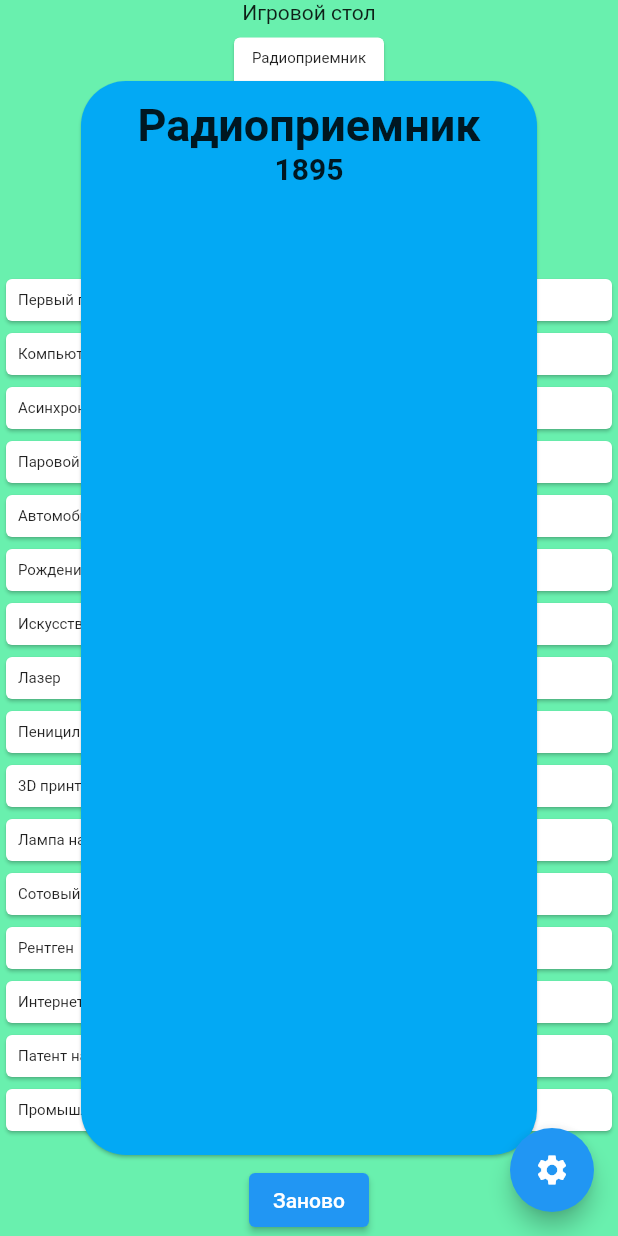
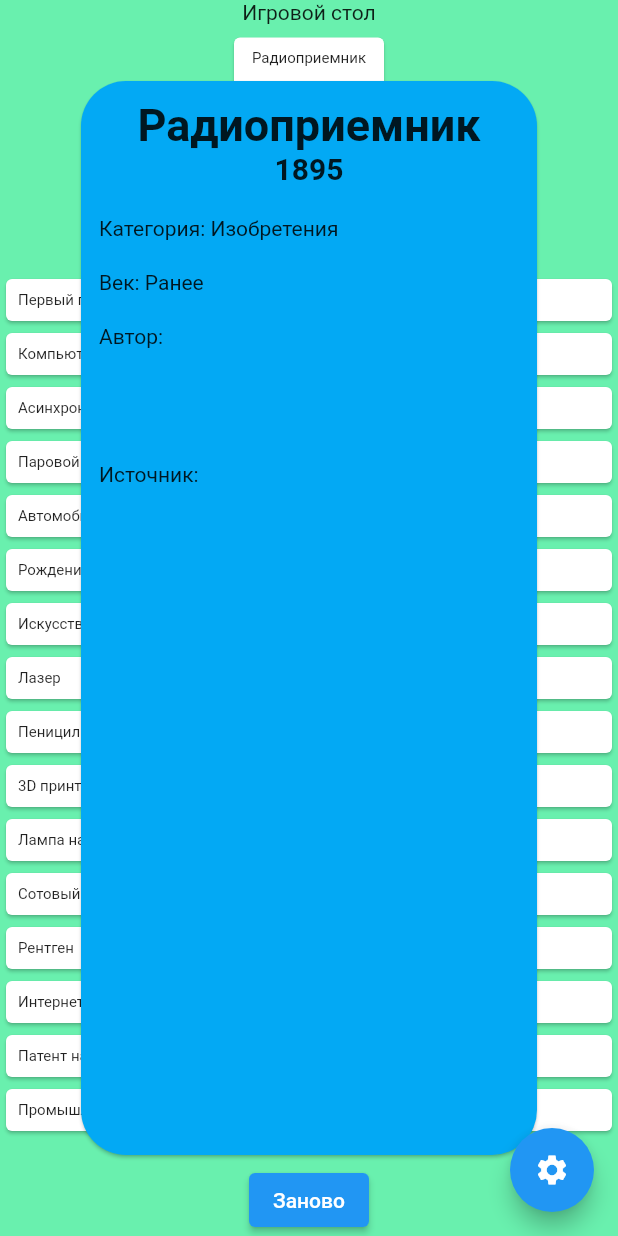
Before and after one commit to Emerald2014/timeline, a Flutter app: the screen it shows after launch, after a tap on "Радиоприемник", on a phone screen of 412 x 824 dp. Run offline on Flutter 3.47's test engine with Material 2 defaults, Android fonts, the phone set to English and light mode, and no system bars.

Commit message:
Дополнил информацию на карточке при открытии

```diff
--- a/lib/ui/widgets/card_screen.dart
+++ b/lib/ui/widgets/card_screen.dart
@@ -23,6 +23,45 @@ Widget openCard(BuildContext context, int index, List<GameCard> boardCardList) {
               Text(openCard.year.toString(),
                   textAlign: TextAlign.center,
                   style: TextStyle(fontSize: 20, fontWeight: FontWeight.bold)),
+              SizedBox(
+                height: 20,
+              ),
+              Row(
+                children: [Text("Категория: "), Text(openCard.category.name)],
+              ),
+              SizedBox(
+                height: 20,
+              ),
+              Row(
+                children: [Text("Век: "), Text(openCard.century.name)],
+              ),
+              SizedBox(
+                height: 20,
+              ),
+              Row(
+                children: [Text("Автор: "), Text(openCard.author)],
+              ),
+              SizedBox(
+                height: 20,
+              ),
+              Text(openCard.description.toString(),
+                  textAlign: TextAlign.start,
+                  style: TextStyle(fontSize: 14, fontWeight: FontWeight.bold)),
+              SizedBox(
+                height: 20,
+              ),
+              SizedBox(
+                height: 20,
+              ),
+              Row(
+                children: [
+                  Text("Источник: "),
+                  Text(openCard.source.toString(),
+                      textAlign: TextAlign.start,
+                      style:
+                          TextStyle(fontSize: 12, fontWeight: FontWeight.bold)),
+                ],
+              ),
             ],
           ),
         ),
```
